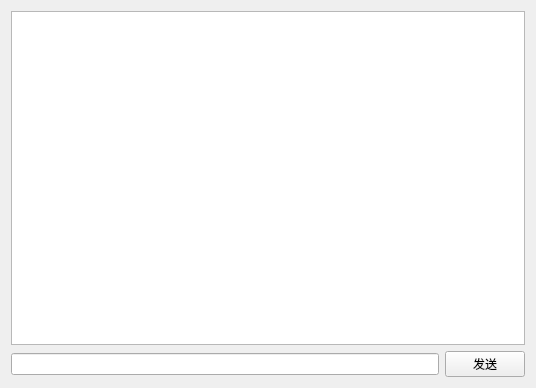
Qt form Client/chat.ui (23Lm-star/QT-) before a commit.
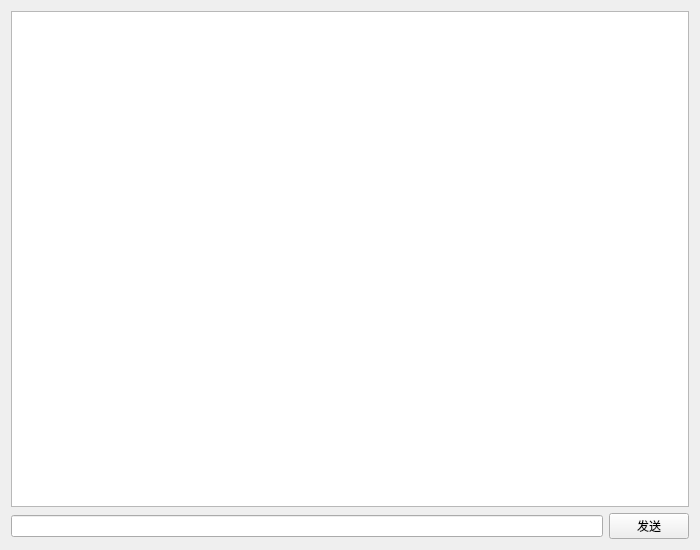
The same form after that commit. Icons and pictures are not drawn.

Patch:
```diff
--- a/Client/chat.ui
+++ b/Client/chat.ui
@@ -6,8 +6,8 @@
    <rect>
     <x>0</x>
     <y>0</y>
-    <width>536</width>
-    <height>388</height>
+    <width>700</width>
+    <height>550</height>
    </rect>
   </property>
   <property name="windowTitle">
```
